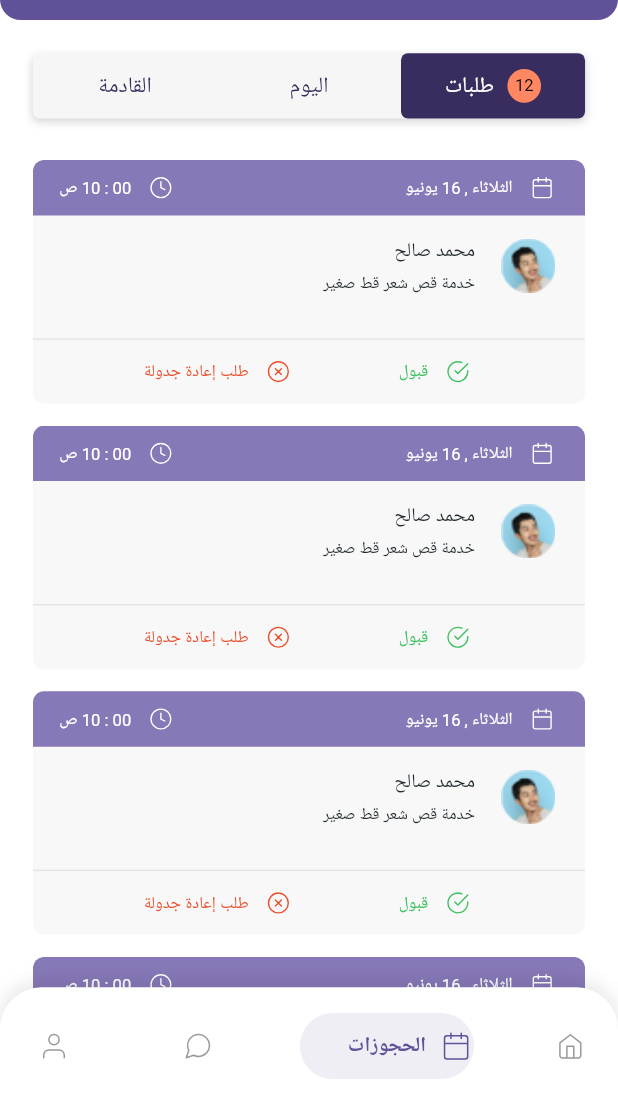
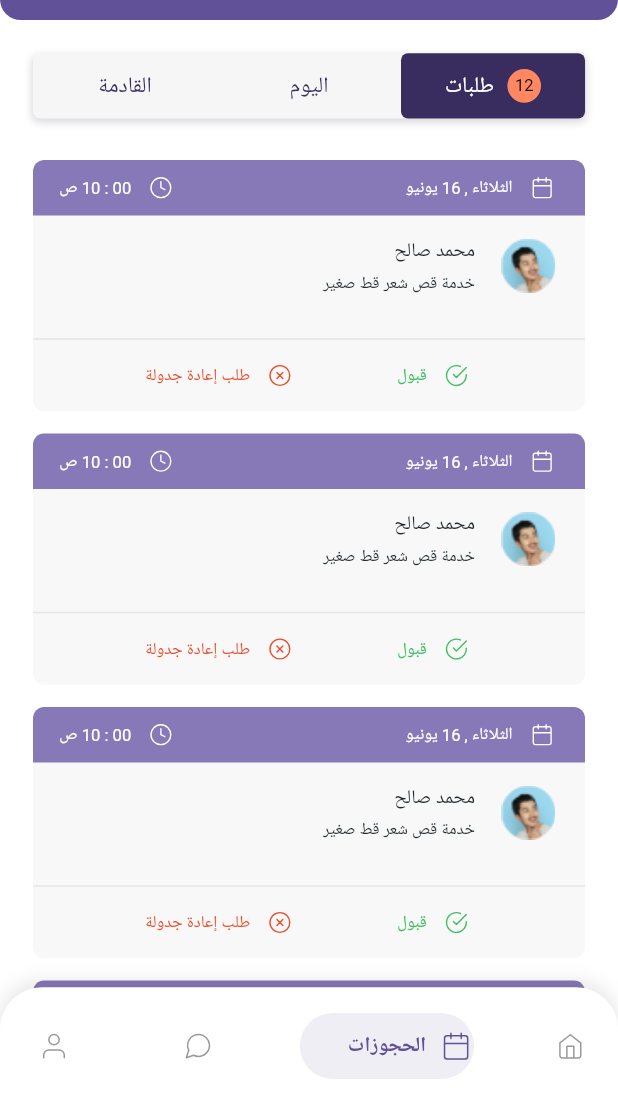
Before and after one commit to MostafaBastawy/Task_Badr, a Flutter app: the screen it shows after launch, item 2 of the bottom bar chosen, on a phone screen of 412 x 824 dp, the part 131-1236 px from its top. Run offline on Flutter 3.47's test engine with Material 2 defaults, Android fonts, the light colour scheme and no system bars; drawn by our look-alikes of salomon_bottom_bar; our stand-ins replace easy_localization, flutter_bloc, flutter_screenutil, flutter_svg, flutter_switch; generated files the repository leaves out were written again; Roboto replaces fonts that are missing (Alexandria).

```diff
--- a/lib/modules/booking_screen/widgets/booking_item.dart
+++ b/lib/modules/booking_screen/widgets/booking_item.dart
@@ -117,10 +117,16 @@ class BookingItem extends StatelessWidget {
                   height: 1.h,
                   color: ColorsManager.fE4E4E4,
                 ),
-                SizedBox(height: 13.h),
+                SizedBox(height: 5.h),
                 Row(
                   mainAxisAlignment: MainAxisAlignment.center,
                   crossAxisAlignment: CrossAxisAlignment.center,
+                  children: [
+                    InkWell(
+                      onTap: () => onTap(),
+                      child: Padding(
+                        padding: const EdgeInsets.all(10),
+                        child: Row(
                           children: [
                             SvgPicture.asset(
                               'assets/images/home_screen/accept.svg',
@@ -128,9 +134,7 @@ class BookingItem extends StatelessWidget {
                               height: 20.h,
                             ),
                             SizedBox(width: 8.w),
-                    InkWell(
-                      onTap: () => onTap(),
-                      child: Text(
+                            Text(
                               'قبول',
                               style: TextStyle(
                                 color: ColorsManager.f3EBF60,
@@ -138,14 +142,11 @@ class BookingItem extends StatelessWidget {
                                 fontWeight: FontWeight.w400,
                               ),
                             ),
+                          ],
                         ),
-                    SizedBox(width: 63.w),
-                    SvgPicture.asset(
-                      'assets/images/home_screen/reject.svg',
-                      width: 20.w,
-                      height: 20.h,
                       ),
-                    SizedBox(width: 8.w),
+                    ),
+                    SizedBox(width: 43.w),
                     InkWell(
                       onTap: () async {
                         await showModalBottomSheet(
@@ -168,7 +169,17 @@ class BookingItem extends StatelessWidget {
                           },
                         );
                       },
-                      child: Text(
+                      child: Padding(
+                        padding: const EdgeInsets.all(10),
+                        child: Row(
+                          children: [
+                            SvgPicture.asset(
+                              'assets/images/home_screen/reject.svg',
+                              width: 20.w,
+                              height: 20.h,
+                            ),
+                            SizedBox(width: 8.w),
+                            Text(
                               'طلب إعادة جدولة',
                               style: TextStyle(
                                 color: ColorsManager.fEA4E2C,
@@ -176,10 +187,13 @@ class BookingItem extends StatelessWidget {
                                 fontWeight: FontWeight.w400,
                               ),
                             ),
+                          ],
+                        ),
+                      ),
                     ),
                   ],
                 ),
-                SizedBox(height: 13.h),
+                SizedBox(height: 5.h),
               ],
             ),
           ),
```
Lines whose indentation alone changed are shown as unchanged.
